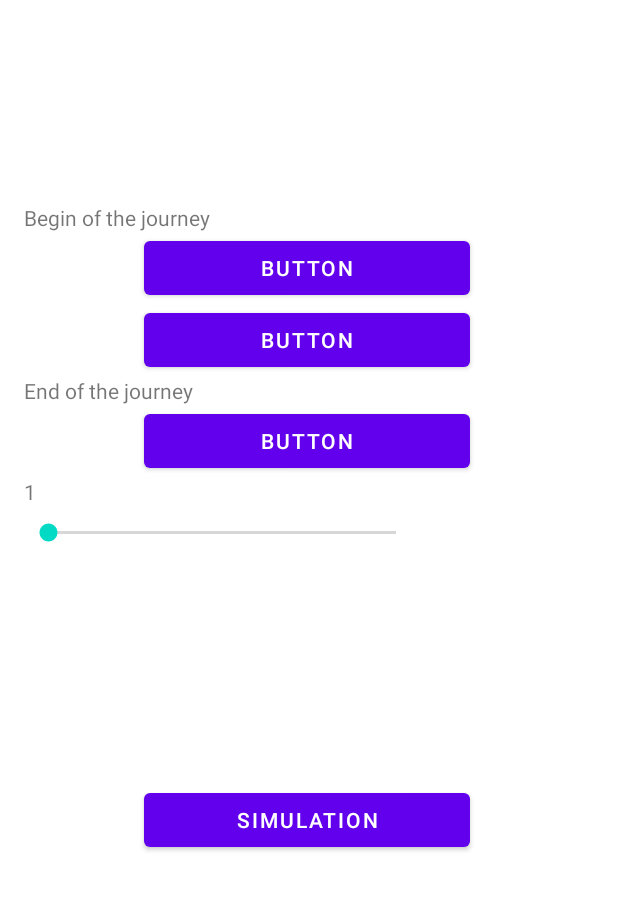
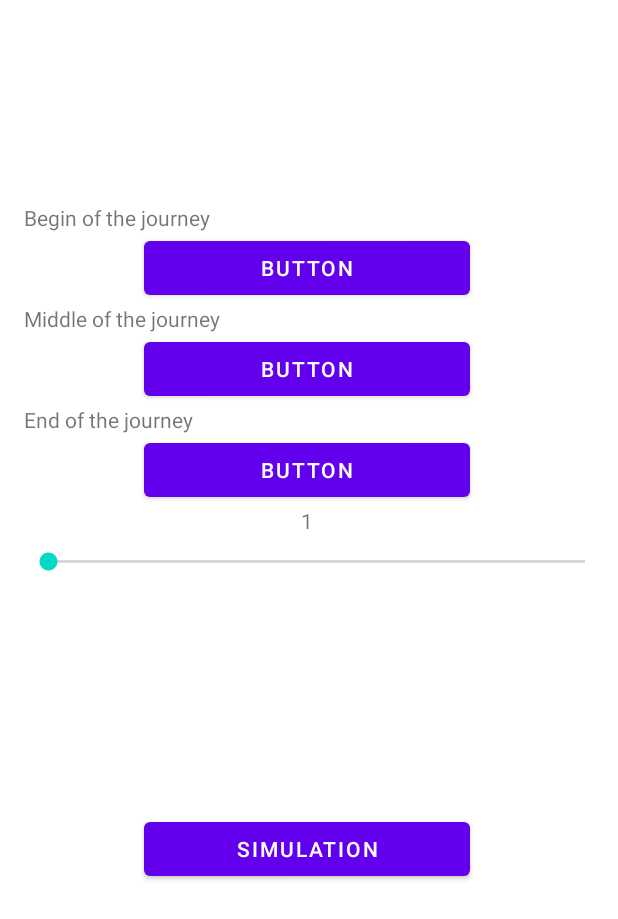
Before and after one commit to mmorawski520/CCalendarApp, an Android app: the screen it shows after launch (MainActivity), on a phone screen of 412 x 824 dp. Shown: the top 919 px of the screen. Run offline under Robolectric (Android 15) with nearby library versions, the phone set to English and light mode, and no system bars.

Commit message:
string extraction

```diff
--- a/app/src/main/res/layout/activity_main.xml
+++ b/app/src/main/res/layout/activity_main.xml
@@ -21,51 +21,60 @@
                 android:id="@+id/textViewBegin"
                 android:layout_width="match_parent"
                 android:layout_height="wrap_content"
-                android:text="Begin of the journey" />
+                android:text="@string/begin_of_the_journey" />
 
             <Button
                 android:id="@+id/btnJourneyStart"
                 android:layout_width="match_parent"
                 android:layout_height ="wrap_content"
                 android:layout_marginHorizontal="80dp"
-                android:text="Button"
+                android:text="@string/button"
                 tools:ignore="DuplicateSpeakableTextCheck" />
+
+            <TextView
+                android:id="@+id/textView"
+                android:layout_width="match_parent"
+                android:layout_height="wrap_content"
+                android:text="Middle of the journey" />
 
             <Button
                 android:id="@+id/btnJourneyMiddle"
                 android:layout_width="match_parent"
                 android:layout_height="wrap_content"
                 android:layout_marginHorizontal="80dp"
-                android:text="Button"
+                android:text="@string/button"
                 />
 
             <TextView
                 android:id="@+id/textView3"
                 android:layout_width="match_parent"
                 android:layout_height="wrap_content"
-                android:text="End of the journey" />
+                android:text="@string/end_of_the_journey" />
 
             <Button
                 android:id="@+id/btnJourneyEnd"
                 android:layout_width="match_parent"
                 android:layout_height="wrap_content"
                 android:layout_marginHorizontal="80dp"
-                android:text="Button" />
+                android:text="@string/button" />
 
             <TextView
                 android:id="@+id/textViewStep"
-                android:layout_width="wrap_content"
+                android:layout_width="match_parent"
                 android:layout_height="wrap_content"
-                android:text="1"
+                android:layout_gravity="center_horizontal"
+                android:gravity="center"
+                android:text="@string/_1"
                 app:layout_constraintBottom_toBottomOf="parent"
                 app:layout_constraintEnd_toEndOf="parent"
                 app:layout_constraintHorizontal_bias="0.498"
                 app:layout_constraintStart_toStartOf="parent"
                 app:layout_constraintTop_toTopOf="parent"
                 app:layout_constraintVertical_bias="0.551" />
+
             <SeekBar
                 android:id="@+id/seekBar"
-                android:layout_width="264dp"
+                android:layout_width="390dp"
                 android:layout_height="36dp"
                 android:max="20"
                 android:min="10"
@@ -84,6 +93,6 @@
                 android:layout_width="match_parent"
                 android:layout_height="wrap_content"
                 android:layout_marginHorizontal="80dp"
-                android:text="Simulation" />
+                android:text="@string/simulation" />
         </LinearLayout>
     </androidx.constraintlayout.widget.ConstraintLayout>
--- a/app/src/main/res/values/strings.xml
+++ b/app/src/main/res/values/strings.xml
@@ -1,3 +1,10 @@
 <resources>
     <string name="app_name">CCalendarApp</string>
+    <string name="begin_of_the_journey">Begin of the journey</string>
+    <string name="button">Button</string>
+
+    <string name="end_of_the_journey">End of the journey</string>
+    <string name="simulation">Simulation</string>
+    <string name="_1">1</string>
+
 </resources>
```
